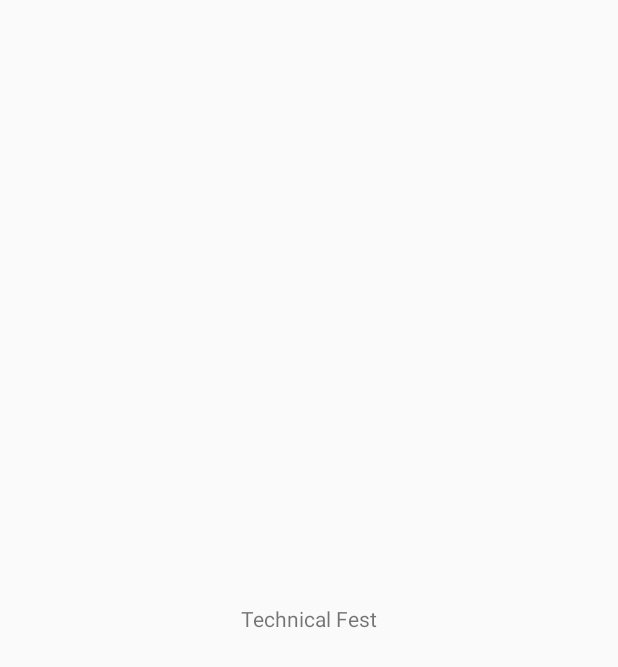
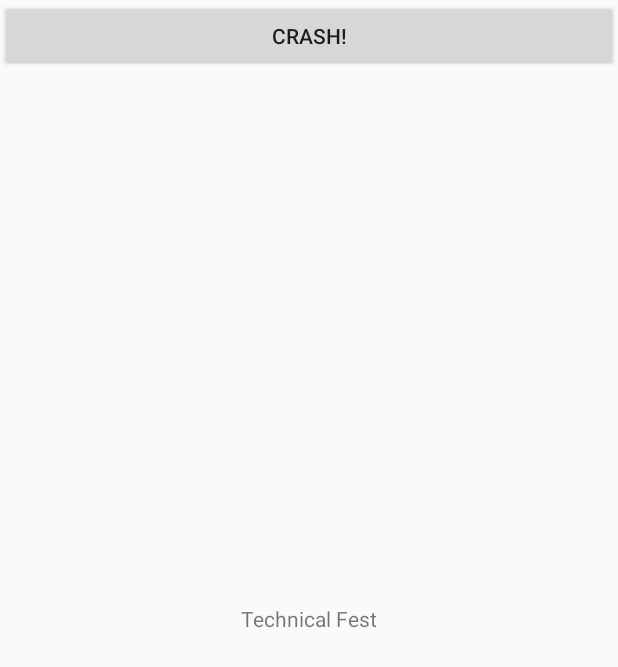
Before and after one commit to BitByte-TPC/Technical-Fest, an Android app: the screen it shows after launch (MainActivity), on a phone screen of 412 x 824 dp. Before the commit the part shown is almost empty. Shown: the top 667 px of the screen. Run offline under Robolectric (Android 15) with nearby library versions, the phone set to English and light mode, and no system bars.

Commit message:
Application connected to Firebase. Firebase crashlytics and performance sdk added.

```diff
--- a/app/build.gradle
+++ b/app/build.gradle
@@ -1,4 +1,7 @@
 apply plugin: 'com.android.application'
+apply plugin: 'com.google.gms.google-services'
+apply plugin: 'com.google.firebase.crashlytics'
+apply plugin: 'com.google.firebase.firebase-perf'
 
 android {
     compileSdkVersion 29
@@ -31,4 +34,7 @@ dependencies {
     androidTestImplementation 'androidx.test.espresso:espresso-core:3.3.0'
 
     implementation 'com.google.android.material:material:1.2.0'
+    implementation 'com.google.firebase:firebase-analytics:17.5.0'
+    implementation 'com.google.firebase:firebase-crashlytics:17.2.1'
+    implementation 'com.google.firebase:firebase-perf:19.0.8'
 }
--- a/app/src/main/AndroidManifest.xml
+++ b/app/src/main/AndroidManifest.xml
@@ -16,6 +16,10 @@
                 <category android:name="android.intent.category.LAUNCHER" />
             </intent-filter>
         </activity>
+
+        <meta-data
+            android:name="firebase_performance_logcat_enabled"
+            android:value="true" />
     </application>
 
 </manifest>
--- a/app/src/main/java/com/priyanshnama/technical_fest/MainActivity.java
+++ b/app/src/main/java/com/priyanshnama/technical_fest/MainActivity.java
@@ -3,6 +3,9 @@ package com.priyanshnama.technical_fest;
 import androidx.appcompat.app.AppCompatActivity;
 
 import android.os.Bundle;
+import android.view.View;
+import android.view.ViewGroup;
+import android.widget.Button;
 
 public class MainActivity extends AppCompatActivity {
 
@@ -10,5 +13,16 @@ public class MainActivity extends AppCompatActivity {
     protected void onCreate(Bundle savedInstanceState) {
         super.onCreate(savedInstanceState);
         setContentView(R.layout.activity_main);
+        Button crashButton = new Button(this);
+        crashButton.setText("Crash!");
+        crashButton.setOnClickListener(new View.OnClickListener() {
+            public void onClick(View view) {
+                throw new RuntimeException("Test Crash"); // Force a crash
+            }
+        });
+
+        addContentView(crashButton, new ViewGroup.LayoutParams(
+                ViewGroup.LayoutParams.MATCH_PARENT,
+                ViewGroup.LayoutParams.WRAP_CONTENT));
     }
 }
--- a/build.gradle
+++ b/build.gradle
@@ -6,6 +6,9 @@ buildscript {
     }
     dependencies {
         classpath "com.android.tools.build:gradle:4.0.1"
+        classpath 'com.google.gms:google-services:4.3.3'
+        classpath 'com.google.firebase:firebase-crashlytics-gradle:2.2.1'
+        classpath 'com.google.firebase:perf-plugin:1.3.1'
 
         // NOTE: Do not place your application dependencies here; they belong
         // in the individual module build.gradle files
```
Also changed, not shown: 1 other file.
